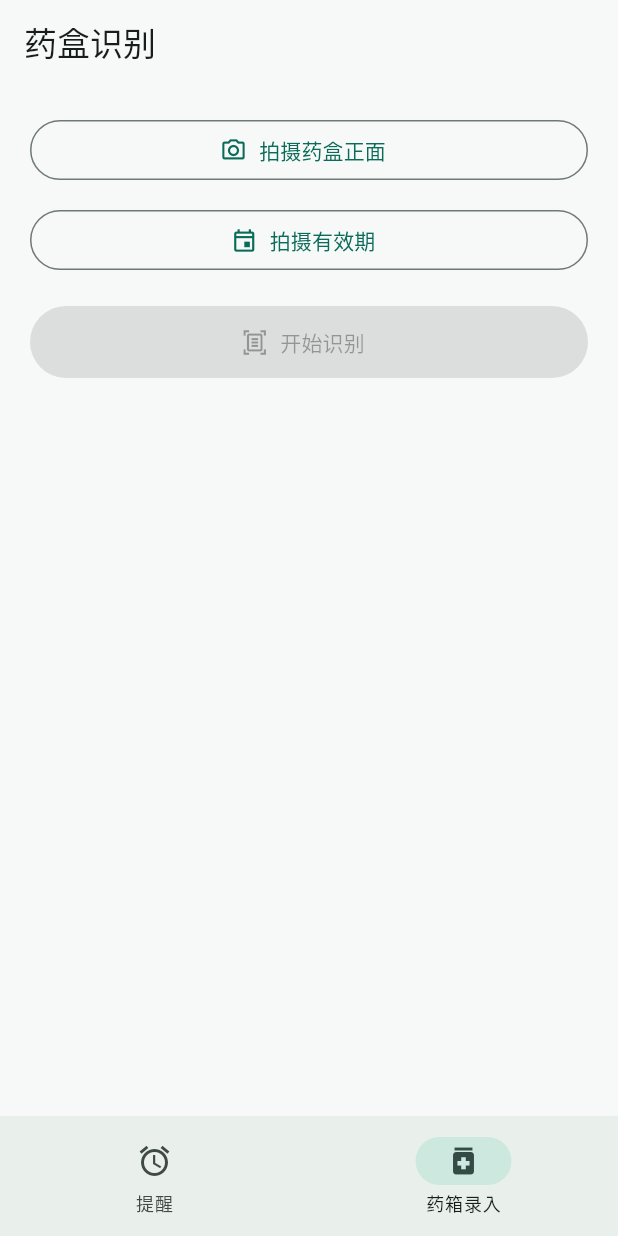
After one commit to lewyoung1989-lang/smart-reminder, a Flutter app: the screen it shows after launch, item 2 of the bottom bar chosen, on a phone screen of 412 x 824 dp. The commit adds this screen. Run offline on Flutter 3.47's test engine with Material 3 defaults, Android fonts, the phone set to English and light mode, and no system bars; our stand-ins replace flutter_local_notifications, image_picker, timezone.

Commit message:
feat: add medicine OCR confirmation flow

```diff
--- /dev/null
+++ b/app/lib/features/home/presentation/app_shell.dart
@@ -0,0 +1,43 @@
+import 'package:flutter/material.dart';
+
+class AppShell extends StatefulWidget {
+  const AppShell({
+    required this.reminders,
+    required this.medicineOcr,
+    super.key,
+  });
+
+  final Widget reminders;
+  final Widget medicineOcr;
+
+  @override
+  State<AppShell> createState() => _AppShellState();
+}
+
+class _AppShellState extends State<AppShell> {
+  int _index = 0;
+
+  @override
+  Widget build(BuildContext context) => Scaffold(
+        body: IndexedStack(
+          index: _index,
+          children: [widget.reminders, widget.medicineOcr],
+        ),
+        bottomNavigationBar: NavigationBar(
+          selectedIndex: _index,
+          onDestinationSelected: (value) => setState(() => _index = value),
+          destinations: const [
+            NavigationDestination(
+              icon: Icon(Icons.alarm_outlined),
+              selectedIcon: Icon(Icons.alarm),
+              label: '提醒',
+            ),
+            NavigationDestination(
+              icon: Icon(Icons.medication_outlined),
+              selectedIcon: Icon(Icons.medication),
+              label: '药箱录入',
+            ),
+          ],
+        ),
+      );
+}
--- /dev/null
+++ b/app/lib/features/medicine_ocr/presentation/medicine_ocr_screen.dart
@@ -0,0 +1,315 @@
+import 'dart:async';
+
+import 'package:flutter/material.dart';
+
+import '../domain/ocr_job.dart';
+
+enum MedicineOcrStage { capture, uploading, processing, review }
+
+class MedicineOcrScreen extends StatefulWidget {
+  const MedicineOcrScreen({
+    required this.capture,
+    required this.createJob,
+    required this.getJob,
+    required this.confirmJob,
+    this.pollInterval = const Duration(seconds: 2),
+    super.key,
+  });
+
+  final Future<List<int>?> Function(String kind) capture;
+  final Future<OcrJob> Function({
+    required List<int> frontBytes,
+    List<int>? expiryBytes,
+  }) createJob;
+  final Future<OcrJob> Function(String id) getJob;
+  final Future<void> Function(String id, Map<String, Object?> fields)
+      confirmJob;
+  final Duration pollInterval;
+
+  @override
+  State<MedicineOcrScreen> createState() => _MedicineOcrScreenState();
+}
+
+class _MedicineOcrScreenState extends State<MedicineOcrScreen> {
+  final _name = TextEditingController();
+  final _specification = TextEditingController();
+  final _batch = TextEditingController();
+  final _production = TextEditingController();
+  final _expiry = TextEditingController();
+  final _quantity = TextEditingController(text: '1');
+
+  MedicineOcrStage _stage = MedicineOcrStage.capture;
+  List<int>? _frontBytes;
+  List<int>? _expiryBytes;
+  OcrJob? _job;
+  String? _error;
+  bool _cancelPolling = false;
+
+  @override
+  void dispose() {
+    _cancelPolling = true;
+    for (final controller in [
+      _name,
+      _specification,
+      _batch,
+      _production,
+      _expiry,
+      _quantity,
+    ]) {
+      controller.dispose();
+    }
+    super.dispose();
+  }
+
+  Future<void> _capture(String kind) async {
+    final bytes = await widget.capture(kind);
+    if (!mounted || bytes == null) {
+      return;
+    }
+    setState(() {
+      if (kind == 'front') {
+        _frontBytes = bytes;
+      }
+      if (kind == 'expiry') {
+        _expiryBytes = bytes;
+      }
+      _error = null;
+    });
+  }
+
+  Future<void> _start() async {
+    final front = _frontBytes;
+    if (front == null || _stage != MedicineOcrStage.capture) {
+      return;
+    }
+    setState(() {
+      _stage = MedicineOcrStage.uploading;
+      _error = null;
+    });
+
+    try {
+      final created = await widget.createJob(
+        frontBytes: front,
+        expiryBytes: _expiryBytes,
+      );
+      if (!mounted) {
+        return;
+      }
+      setState(() {
+        _job = created;
+        _stage = MedicineOcrStage.processing;
+      });
+
+      // 轮询只持续一分钟；页面销毁或服务端进入终态后立即停止。
+      final deadline = DateTime.now().add(const Duration(seconds: 60));
+      while (!_cancelPolling && DateTime.now().isBefore(deadline)) {
+        final current = await widget.getJob(created.id);
+        if (!mounted || _cancelPolling) {
+          return;
+        }
+        if (current.status == 'succeeded' && current.candidate != null) {
+          _loadCandidate(current.candidate!);
+          setState(() {
+            _job = current;
+            _stage = MedicineOcrStage.review;
+          });
+          return;
+        }
+        if (current.status == 'failed') {
+          setState(() {
+            _stage = MedicineOcrStage.capture;
+            _error = '识别失败，可以重拍或手动录入';
+          });
+          return;
+        }
+        await Future<void>.delayed(widget.pollInterval);
+      }
+      if (mounted) {
+        setState(() {
+          _stage = MedicineOcrStage.capture;
+          _error = '识别仍在处理中，请稍后重试';
+        });
+      }
+    } catch (_) {
+      if (mounted) {
+        setState(() {
+          _stage = MedicineOcrStage.capture;
+          _error = '上传失败，请检查网络后重试';
+        });
+      }
+    }
+  }
+
+  void _loadCandidate(OcrCandidate value) {
+    _name.text = value.medicineName;
+    _specification.text = value.specification;
+    _batch.text = value.batchNumber;
+    _production.text =
+        value.productionDate?.toIso8601String().substring(0, 10) ?? '';
+    _expiry.text = value.expiryDate?.toIso8601String().substring(0, 10) ?? '';
+  }
+
+  bool get _canConfirm {
+    if (_name.text.trim().isEmpty) {
+      return false;
+    }
+    final production = DateTime.tryParse(_production.text.trim());
+    final expiry = DateTime.tryParse(_expiry.text.trim());
+    return production == null || expiry == null || !expiry.isBefore(production);
+  }
+
+  Future<void> _confirm() async {
+    final job = _job;
+    if (job == null || !_canConfirm) {
+      return;
+    }
+    // OCR 只提供候选，实际入库始终使用用户核对后的表单值。
+    await widget.confirmJob(job.id, {
+      'medicine_name': _name.text.trim(),
+      'specification': _specification.text.trim(),
+      'batch_number': _batch.text.trim(),
+      'production_date':
+          _production.text.trim().isEmpty ? null : _production.text.trim(),
+      'expiry_date': _expiry.text.trim().isEmpty ? null : _expiry.text.trim(),
+      'quantity': int.tryParse(_quantity.text) ?? 1,
+    });
+    if (!mounted) {
+      return;
+    }
+    ScaffoldMessenger.of(context).showSnackBar(
+      const SnackBar(content: Text('已加入药箱')),
+    );
+    setState(() {
+      _stage = MedicineOcrStage.capture;
+      _frontBytes = null;
+      _expiryBytes = null;
+      _job = null;
+    });
+  }
+
+  Widget _captureView() => Column(
+        crossAxisAlignment: CrossAxisAlignment.stretch,
+        children: [
+          OutlinedButton.icon(
+            onPressed: () => _capture('front'),
+            icon: const Icon(Icons.camera_alt_outlined),
+            label: Text(
+              _frontBytes == null ? '拍摄药盒正面' : '重新拍摄药盒正面',
+            ),
+          ),
+          const SizedBox(height: 12),
+          OutlinedButton.icon(
+            onPressed: () => _capture('expiry'),
+            icon: const Icon(Icons.event_outlined),
+            label: Text(
+              _expiryBytes == null ? '拍摄有效期' : '重新拍摄有效期',
+            ),
+          ),
+          if (_error != null)
+            Padding(
+              padding: const EdgeInsets.only(top: 12),
+              child: Text(
+                _error!,
+                style: TextStyle(
+                  color: Theme.of(context).colorScheme.error,
+                ),
+              ),
+            ),
+          const SizedBox(height: 20),
+          SizedBox(
+            height: 48,
+            child: FilledButton.icon(
+              onPressed: _frontBytes == null ? null : _start,
+              icon: const Icon(Icons.document_scanner_outlined),
+              label: const Text('开始识别'),
+            ),
+          ),
+        ],
+      );
+
+  Widget _reviewView() => Form(
+        onChanged: () => setState(() {}),
+        child: Column(
+          crossAxisAlignment: CrossAxisAlignment.stretch,
+          children: [
+            Text(
+              '核对识别结果',
+              style: Theme.of(context).textTheme.titleLarge,
+            ),
+            TextFormField(
+              key: const Key('medicine-name'),
+              controller: _name,
+              decoration: const InputDecoration(labelText: '药品名称'),
+            ),
+            TextFormField(
+              controller: _specification,
+              decoration: const InputDecoration(labelText: '规格'),
+            ),
+            TextFormField(
+              controller: _batch,
+              decoration: const InputDecoration(labelText: '批号'),
+            ),
+            TextFormField(
+              controller: _production,
+              decoration: const InputDecoration(
+                labelText: '生产日期',
+                hintText: 'YYYY-MM-DD',
+              ),
+            ),
+            TextFormField(
+              controller: _expiry,
+              decoration: const InputDecoration(
+                labelText: '有效期',
+                hintText: 'YYYY-MM-DD',
+              ),
+            ),
+            TextFormField(
+              controller: _quantity,
+              keyboardType: TextInputType.number,
+              decoration: const InputDecoration(labelText: '数量'),
+            ),
+            const SizedBox(height: 20),
+            SizedBox(
+              height: 48,
+              child: FilledButton.icon(
+                onPressed: _canConfirm ? _confirm : null,
+                icon: const Icon(Icons.check),
+                label: const Text('确认入库'),
+              ),
+            ),
+          ],
+        ),
+      );
+
+  @override
+  Widget build(BuildContext context) => Scaffold(
+        appBar: AppBar(title: const Text('药盒识别')),
+        body: ListView(
+          padding: const EdgeInsets.all(20),
+          children: [
+            if (_stage == MedicineOcrStage.capture) _captureView(),
+            if (_stage == MedicineOcrStage.uploading)
+              const Center(
+                child: Column(
+                  children: [
+                    CircularProgressIndicator(),
+                    SizedBox(height: 12),
+                    Text('正在上传图片'),
+                  ],
+                ),
+              ),
+            if (_stage == MedicineOcrStage.processing)
+              const Center(
+                child: Column(
+                  children: [
+                    CircularProgressIndicator(),
+                    SizedBox(height: 12),
+                    Text('正在识别'),
+                  ],
+                ),
+              ),
+            if (_stage == MedicineOcrStage.review) _reviewView(),
+          ],
+        ),
+      );
+}
--- a/app/lib/main.dart
+++ b/app/lib/main.dart
@@ -1,11 +1,14 @@
 import 'package:flutter/material.dart';
+import 'package:image_picker/image_picker.dart';
 
 import 'config/app_config.dart';
+import 'features/home/presentation/app_shell.dart';
+import 'features/medicine_ocr/data/medicine_ocr_api.dart';
+import 'features/medicine_ocr/presentation/medicine_ocr_screen.dart';
 import 'features/reminder_drafts/data/reminder_draft_api.dart';
 import 'features/reminder_drafts/presentation/reminder_composer_screen.dart';
 import 'platform/notifications/local_notification_scheduler.dart';
 import 'platform/notifications/reminder_notification_scheduler.dart';
-
 
 Future<void> main() async {
   WidgetsFlutterBinding.ensureInitialized();
@@ -21,7 +24,6 @@ Future<void> main() async {
   );
 }
 
-
 class SmartReminderApp extends StatefulWidget {
   const SmartReminderApp({
     required this.config,
@@ -36,14 +38,18 @@ class SmartReminderApp extends StatefulWidget {
   State<SmartReminderApp> createState() => _SmartReminderAppState();
 }
 
-
 class _SmartReminderAppState extends State<SmartReminderApp> {
-  late final ReminderDraftApi _api;
+  late final ReminderDraftApi _reminderApi;
+  late final MedicineOcrApi _medicineOcrApi;
 
   @override
   void initState() {
     super.initState();
-    _api = ReminderDraftApi(
+    _reminderApi = ReminderDraftApi(
+      baseUrl: widget.config.apiBaseUrl,
+      accessToken: widget.config.apiAccessToken,
+    );
+    _medicineOcrApi = MedicineOcrApi(
       baseUrl: widget.config.apiBaseUrl,
       accessToken: widget.config.apiAccessToken,
     );
@@ -51,8 +57,19 @@ class _SmartReminderAppState extends State<SmartReminderApp> {
 
   @override
   void dispose() {
-    _api.close();
+    _reminderApi.close();
+    _medicineOcrApi.close();
     super.dispose();
+  }
+
+  Future<List<int>?> _captureMedicineImage(String kind) async {
+    // 客户端先压缩并限制长边，降低移动网络上传耗时和云端 OCR 内存占用。
+    final image = await ImagePicker().pickImage(
+      source: ImageSource.camera,
+      imageQuality: 82,
+      maxWidth: 2048,
+    );
+    return image?.readAsBytes();
   }
 
   @override
@@ -72,10 +89,18 @@ class _SmartReminderAppState extends State<SmartReminderApp> {
         ),
         useMaterial3: true,
       ),
-      home: ReminderComposerScreen(
-        createDraft: _api.createDraft,
-        confirmDraft: _api.confirmDraft,
-        notificationScheduler: widget.notificationScheduler,
+      home: AppShell(
+        reminders: ReminderComposerScreen(
+          createDraft: _reminderApi.createDraft,
+          confirmDraft: _reminderApi.confirmDraft,
+          notificationScheduler: widget.notificationScheduler,
+        ),
+        medicineOcr: MedicineOcrScreen(
+          capture: _captureMedicineImage,
+          createJob: _medicineOcrApi.createJob,
+          getJob: _medicineOcrApi.getJob,
+          confirmJob: _medicineOcrApi.confirmJob,
+        ),
       ),
     );
   }
```
Also changed, not shown: 1 other file.
